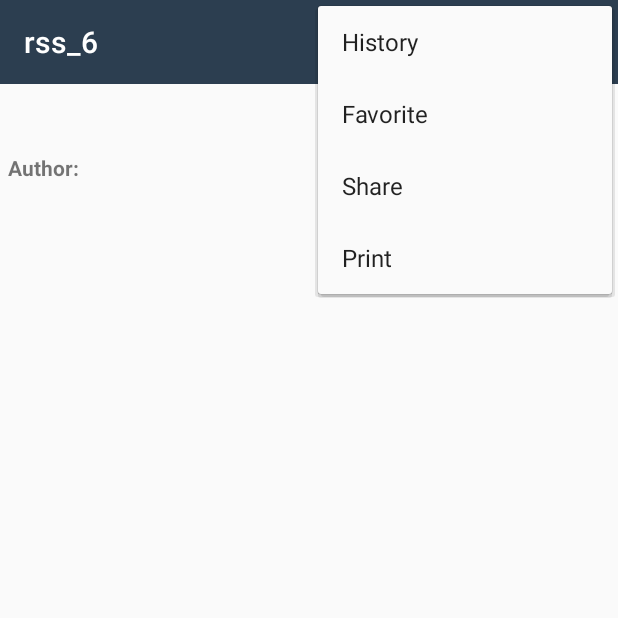
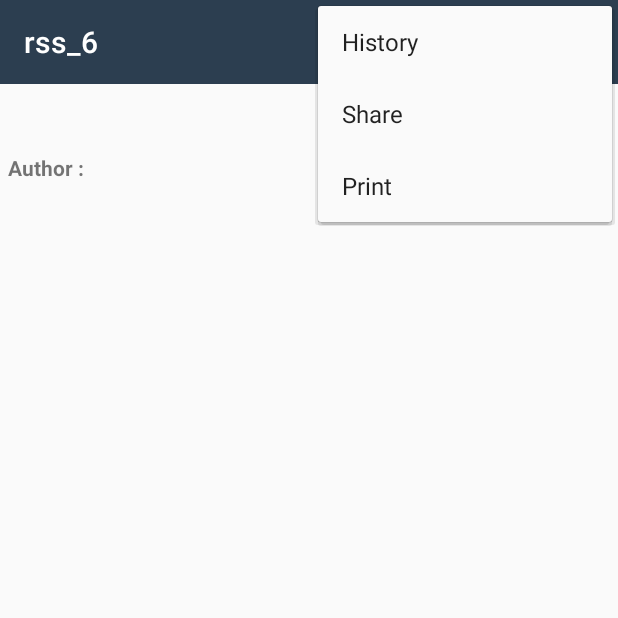
Before and after one commit to tranminhtri911/rss_6, an Android app: the DetailNewsActivity screen opened directly, with no data from a screen before it, with the options menu open, on a phone screen of 412 x 824 dp, the top half of it. Run offline under Robolectric (Android 15) with nearby library versions, the phone set to English and light mode, and no system bars; our stand-ins replace ButterKnife, Picasso; network calls fail; 8 statements that could not run were skipped.

```diff
--- a/rss_6/app/build.gradle
+++ b/rss_6/app/build.gradle
@@ -31,4 +31,5 @@ dependencies {
     annotationProcessor 'com.jakewharton:butterknife-compiler:8.4.0'
     compile 'com.google.android.gms:play-services-appindexing:8.4.0'
     compile 'com.squareup.picasso:picasso:2.5.2'
+    compile 'com.android.support:cardview-v7:25.1.0'
 }
--- a/rss_6/app/src/main/AndroidManifest.xml
+++ b/rss_6/app/src/main/AndroidManifest.xml
@@ -20,6 +20,7 @@
         <activity android:name=".ui.activity.ListNewsActivity"/>
         <activity android:name=".ui.activity.DetailNewsActivity"/>
         <activity android:name=".ui.activity.HistoryActivity"/>
+        <activity android:name=".ui.activity.WebViewActivity"/>
     </application>
 
 </manifest>
--- a/rss_6/app/src/main/java/com/framgia/rss_6/ui/activity/DetailNewsActivity.java
+++ b/rss_6/app/src/main/java/com/framgia/rss_6/ui/activity/DetailNewsActivity.java
@@ -8,6 +8,7 @@ import android.support.v7.app.AppCompatActivity;
 import android.support.v7.widget.Toolbar;
 import android.view.Menu;
 import android.view.MenuItem;
+import android.view.View;
 import android.widget.ImageView;
 import android.widget.TextView;
 
@@ -19,7 +20,7 @@ import com.squareup.picasso.Picasso;
 import butterknife.BindView;
 import butterknife.ButterKnife;
 
-public class DetailNewsActivity extends AppCompatActivity {
+public class DetailNewsActivity extends AppCompatActivity implements View.OnClickListener {
     @BindView(R.id.text_title)
     TextView mTextTitle;
     @BindView(R.id.text_description)
@@ -58,6 +59,7 @@ public class DetailNewsActivity extends AppCompatActivity {
         mTextPubDate.setText(mNewsModel.getPubDate());
         mTextAuthor.setText(mNewsModel.getAuthor());
         mTextLink.setText(mNewsModel.getLink());
+        mTextLink.setOnClickListener(this);
         Picasso.with(getApplicationContext()).load(mNewsModel.getImage()).into(mImageNews);
     }
 
@@ -76,21 +78,23 @@ public class DetailNewsActivity extends AppCompatActivity {
 
     @Override
     public boolean onCreateOptionsMenu(Menu menu) {
-        getMenuInflater().inflate(R.menu.menu, menu);
+        getMenuInflater().inflate(R.menu.menu_detail, menu);
         return true;
     }
 
     @Override
     public boolean onOptionsItemSelected(MenuItem item) {
         switch (item.getItemId()) {
-            // TODO history screen
             case R.id.menu_history:
+                Intent intent = new Intent(this, HistoryActivity.class);
+                startActivity(intent);
                 break;
-            // TODO favorite screen
-            case R.id.menu_favorite:
-                break;
-            // TODO share screen
             case R.id.menu_share:
+                Intent sendIntent = new Intent();
+                sendIntent.setAction(Intent.ACTION_SEND);
+                sendIntent.putExtra(Intent.EXTRA_TEXT, mNewsModel.getLink());
+                sendIntent.setType(Constant.TEXT_PLAIN);
+                startActivity(sendIntent);
                 break;
             // TODO print screen
             case R.id.menu_print:
@@ -100,4 +104,9 @@ public class DetailNewsActivity extends AppCompatActivity {
         }
         return super.onOptionsItemSelected(item);
     }
+
+    @Override
+    public void onClick(View view) {
+        startActivity(WebViewActivity.getWebViewIntent(this, mNewsModel));
+    }
 }
--- a/rss_6/app/src/main/java/com/framgia/rss_6/ui/activity/ListNewsActivity.java
+++ b/rss_6/app/src/main/java/com/framgia/rss_6/ui/activity/ListNewsActivity.java
@@ -120,7 +120,7 @@ public class ListNewsActivity extends AppCompatActivity implements NewsAdapter.I
 
     @Override
     public boolean onCreateOptionsMenu(Menu menu) {
-        getMenuInflater().inflate(R.menu.menu, menu);
+        getMenuInflater().inflate(R.menu.menu_main, menu);
         return true;
     }
 
@@ -129,9 +129,6 @@ public class ListNewsActivity extends AppCompatActivity implements NewsAdapter.I
         switch (item.getItemId()) {
             // TODO history screen
             case R.id.menu_history:
-                break;
-            // TODO favorite screen
-            case R.id.menu_favorite:
                 break;
             default:
                 break;
--- a/rss_6/app/src/main/java/com/framgia/rss_6/ui/activity/MainActivity.java
+++ b/rss_6/app/src/main/java/com/framgia/rss_6/ui/activity/MainActivity.java
@@ -64,7 +64,7 @@ public class MainActivity extends AppCompatActivity implements ChannelAdapter.It
 
     @Override
     public boolean onCreateOptionsMenu(Menu menu) {
-        getMenuInflater().inflate(R.menu.menu, menu);
+        getMenuInflater().inflate(R.menu.menu_main, menu);
         return true;
     }
 
@@ -75,9 +75,6 @@ public class MainActivity extends AppCompatActivity implements ChannelAdapter.It
                 Intent intent = new Intent(this, HistoryActivity.class);
                 startActivity(intent);
                 break;
-            // TODO favorite screen
-            case R.id.menu_favorite:
-                break;
             default:
                 break;
         }
--- a/rss_6/app/src/main/java/com/framgia/rss_6/ultils/Constant.java
+++ b/rss_6/app/src/main/java/com/framgia/rss_6/ultils/Constant.java
@@ -18,4 +18,5 @@ public class Constant {
     public static final String BUNDLE_CHANNEL = "bundle_chanel";
     public static final String BUNDLE_NEWS = "bundle_news";
     public static final String HISTORY = "History";
+    public static final String TEXT_PLAIN = "text/plain";
 }
--- a/rss_6/app/src/main/res/layout/activity_detail_news.xml
+++ b/rss_6/app/src/main/res/layout/activity_detail_news.xml
@@ -14,7 +14,7 @@
 
     <ScrollView
         android:id="@+id/scrooler_id"
-        android:layout_width="fill_parent"
+        android:layout_width="match_parent"
         android:layout_height="wrap_content"
         android:fadeScrollbars="false"
         android:fillViewport="true"
@@ -22,7 +22,7 @@
 
         <LinearLayout
             android:layout_width="match_parent"
-            android:layout_height="wrap_content"
+            android:layout_height="match_parent"
             android:layout_margin="@dimen/dp_5"
             android:orientation="vertical">
 
@@ -64,14 +64,17 @@
             <TextView
                 android:id="@+id/text_description"
                 android:layout_width="wrap_content"
-                android:layout_height="wrap_content"/>
+                android:layout_height="wrap_content"
+                android:textColor="@color/color_blue"/>
 
             <TextView
                 android:id="@+id/text_link"
                 android:layout_width="wrap_content"
-                android:layout_height="wrap_content"/>
+                android:layout_height="wrap_content"
+                android:layout_marginBottom="10dp"
+                android:textColor="@color/colorPrimary"
+                android:textStyle="bold"/>
+
         </LinearLayout>
-
     </ScrollView>
-
 </LinearLayout>
--- a/rss_6/app/src/main/res/menu/menu.xml
+++ b/rss_6/app/src/main/res/menu/menu_detail.xml
@@ -4,10 +4,6 @@
         android:id="@+id/menu_history"
         android:icon="@drawable/ic_history"
         android:title="@string/menu_history"/>
-    <item
-        android:id="@+id/menu_favorite"
-        android:icon="@drawable/ic_favorite"
-        android:title="@string/menu_favorite"/>
     <item
         android:id="@+id/menu_share"
         android:icon="@drawable/ic_share"
--- a/rss_6/app/src/main/res/values/strings.xml
+++ b/rss_6/app/src/main/res/values/strings.xml
@@ -5,5 +5,5 @@
     <string name="menu_share">Share</string>
     <string name="menu_print">Print</string>
     <string name="date_published">Published Date:</string>
-    <string name="author">Author:</string>
+    <string name="author">Author : </string>
 </resources>
```
Also changed, not shown: rss_6/app/src/main/java/com/framgia/rss_6/ui/activity/WebViewActivity.java (added, +100 -0 lines), rss_6/app/src/main/res/layout/activity_web_view.xml (added, +19 -0 lines), rss_6/app/src/main/res/layout/item_list_news.xml (+26 -9 lines), rss_6/app/src/main/res/menu/menu_main.xml (added, +7 -0 lines).
